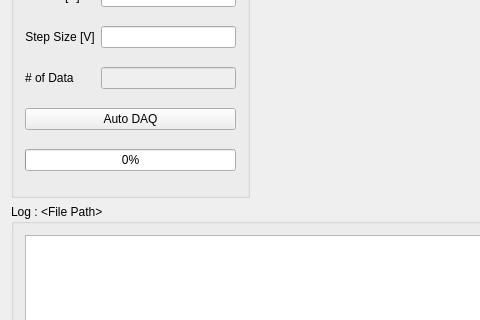
First picture: the form in mainwindow.ui, repository TripletESR/DAQ_GUI, before the edit; both pictures show x 0 to 480 and y 329 to 649 of the 1003 by 790 pixel window.
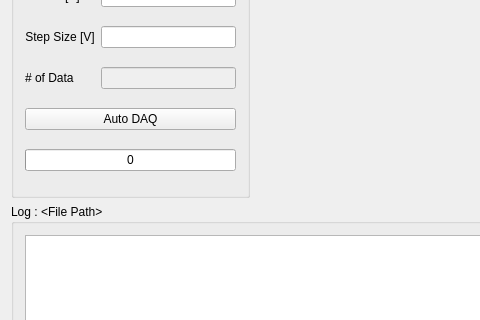
Second picture: the form after the edit. Custom widgets are drawn as their Qt base class.

```diff
--- a/mainwindow.ui
+++ b/mainwindow.ui
@@ -13,24 +13,6 @@
     <height>790</height>
    </rect>
   </property>
-  <property name="sizePolicy">
-   <sizepolicy hsizetype="Maximum" vsizetype="Maximum">
-    <horstretch>0</horstretch>
-    <verstretch>0</verstretch>
-   </sizepolicy>
-  </property>
-  <property name="minimumSize">
-   <size>
-    <width>680</width>
-    <height>790</height>
-   </size>
-  </property>
-  <property name="maximumSize">
-   <size>
-    <width>999999</width>
-    <height>999999</height>
-   </size>
-  </property>
   <property name="windowTitle">
    <string>DAQ</string>
   </property>
@@ -245,6 +227,12 @@
          <property name="value">
           <number>0</number>
          </property>
+         <property name="alignment">
+          <set>Qt::AlignCenter</set>
+         </property>
+         <property name="format">
+          <string>%v</string>
+         </property>
         </widget>
        </item>
       </layout>
```
